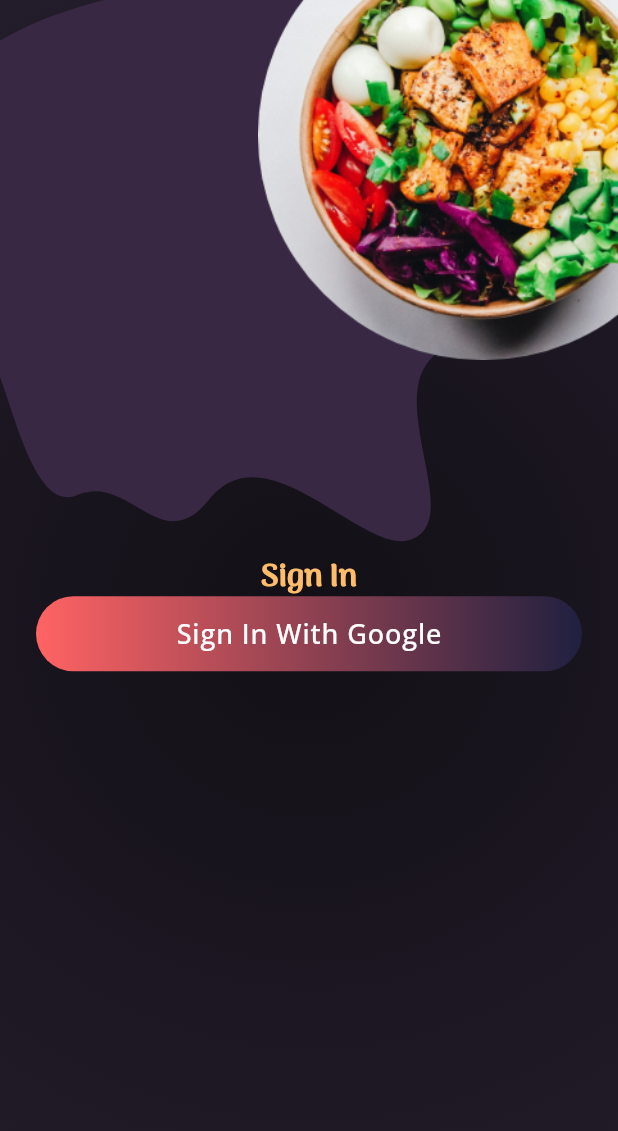
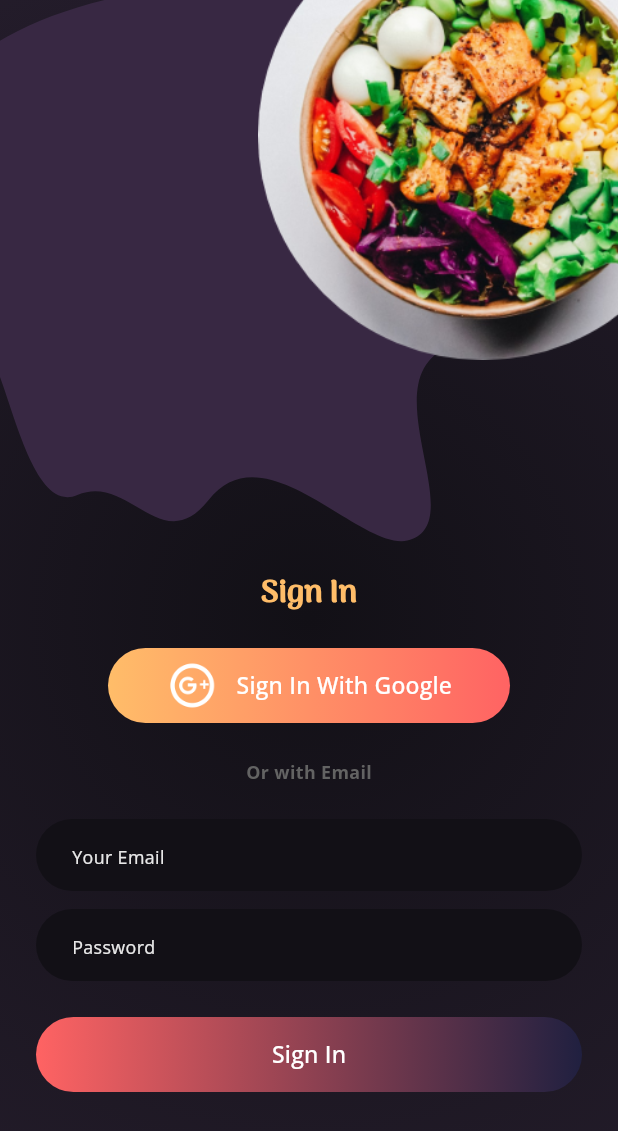
Before and after one commit to otobit-Arfaz/syouki_food_app, a Flutter app: the screen it shows after launch, on a phone screen of 412 x 824 dp. Shown: the top 1131 px of the screen. Run offline on Flutter 3.47's test engine with Material 2 defaults, Android fonts, the phone set to English and light mode, and no system bars.

Commit message:
Sign in Page UI updated

```diff
--- a/lib/components/fooda_button.dart
+++ b/lib/components/fooda_button.dart
@@ -47,9 +47,9 @@ class _FodaButtonState extends State<FodaButton> {
               : Row(
             mainAxisAlignment: MainAxisAlignment.center,
             children: [
-              if(widget.leadingIcon != null) Padding(padding: const EdgeInsets.only(right: AppTheme.elementSpacing * 0.25),
+              if(widget.leadingIcon != null) Padding(padding: const EdgeInsets.only(right: AppTheme.elementSpacing),
               child: widget.leadingIcon,),
-              Text(widget.title,style: Theme.of(context).textTheme.button),
+              Text(widget.title,style: Theme.of(context).textTheme.subtitle1),
             ],
           ),
         )
--- a/lib/constant/icon_path.dart
+++ b/lib/constant/icon_path.dart
@@ -0,0 +1,8 @@
+class IconPath {
+  static const String account = "assets/icons/account.png";
+  static const String favourite = "assets/icons/favourite.png";
+  static const String home = "assets/icons/home.png";
+  static const String search = "assets/icons/search.png";
+  static const String google = "assets/icons/google-plus.png";
+
+}
--- a/lib/constant/image_path.dart
+++ b/lib/constant/image_path.dart
@@ -3,5 +3,4 @@ class ImagePath {
   static const String avtar = "assets/images/avtar.png";
   static const String fry = "assets/images/fry.png";
   static const String salad = "assets/images/salad.png";
-
 }
--- a/lib/screens/authentication/authentication_view.dart
+++ b/lib/screens/authentication/authentication_view.dart
@@ -4,11 +4,15 @@ import 'package:flutter/material.dart';
 import 'package:syouki_app/components/amaoba_paint.dart';
 import 'package:syouki_app/components/app_scafffold.dart';
 import 'package:syouki_app/components/fooda_button.dart';
+import 'package:syouki_app/constant/icon_path.dart';
 import 'package:syouki_app/constant/image_path.dart';
 import 'package:syouki_app/screens/onboard/onboard_view.dart';
 import 'package:syouki_app/themes/app_theme.dart';
 
+enum AuthenticationViewState {signIn, signUp, comeBack}
+
 class AuthenticationView extends StatelessWidget {
+  // final AuthenticationViewState viewState;
   const AuthenticationView({Key? key}) : super(key: key);
 
   @override
@@ -29,23 +33,78 @@ class AuthenticationView extends StatelessWidget {
               ImagePath.salad,
               height: 300,
             ),
-
           ),
-       Padding(
-         padding: const EdgeInsets.all(AppTheme.cardPadding),
-         child: Center(
-          child: Column(
-            mainAxisAlignment: MainAxisAlignment.center,
-             crossAxisAlignment: CrossAxisAlignment.center,
-            children: [
-              const AuthHeader("Sign In"),
-              FodaButton(title: "Sign In With Google", onTap: () {})
-            ],
-      )
-    ),
-       )
+          SignInView(),
         ],
       ),
     );
   }
 }
+
+class SignInView extends StatelessWidget {
+  const SignInView({
+    Key? key,
+  }) : super(key: key);
+
+  @override
+  Widget build(BuildContext context) {
+    return Padding(
+      padding: const EdgeInsets.all(AppTheme.cardPadding),
+      child: Center(
+          child: Column(
+        mainAxisAlignment: MainAxisAlignment.end,
+        crossAxisAlignment: CrossAxisAlignment.center,
+        children: [
+          const AuthHeader("Sign In"),
+          const SizedBox(height: AppTheme.cardPadding),
+          Padding(
+            padding: const EdgeInsets.symmetric(
+                horizontal: AppTheme.cardPadding * 2),
+            child: FodaButton(
+                title: "Sign In With Google",
+                gradiant: const [AppTheme.orange, AppTheme.red],
+                leadingIcon: Image.asset(
+                  IconPath.google,
+                  color: AppTheme.white,
+                  height: 35,
+                ),
+                onTap: () {}),
+          ),
+          const SizedBox(height: AppTheme.cardPadding),
+          Text(
+            "Or with Email",
+            style: Theme.of(context).textTheme.bodyText2?.copyWith(
+                color: AppTheme.grey, fontWeight: FontWeight.w700),
+          ),
+          const SizedBox(height: AppTheme.cardPadding),
+          FoodaTextfield(
+            title: "Your Email",
+          ),
+          const SizedBox(height: AppTheme.elementSpacing),
+          FoodaTextfield(
+            title: "Password",
+          ),
+          const SizedBox(height: AppTheme.cardPadding),
+          FodaButton(title: "Sign In", onTap: () {}),
+          const SizedBox(height: AppTheme.cardPadding * 3),
+        ],
+      )),
+    );
+  }
+}
+
+class FoodaTextfield extends StatelessWidget {
+  final String title;
+
+  const FoodaTextfield({
+    Key? key,
+    required this.title,
+  }) : super(key: key);
+
+  @override
+  Widget build(BuildContext context) {
+    return TextField(
+      decoration: InputDecoration(hintText: title),
+    );
+  }
+}
--- a/lib/themes/app_theme.dart
+++ b/lib/themes/app_theme.dart
@@ -12,6 +12,7 @@ class AppTheme {
   static const Color blackLight = Color(0xFF292031);
 
   static const double buttonHeight = 50;
+
   static Size size(BuildContext context) => MediaQuery.of(context).size;
 
   //colors
@@ -23,7 +24,6 @@ class AppTheme {
   static const Color darkBlue = Color(0xFF202040);
   static const Color grey = Color(0xFF636363);
   static const Color darkBlueLight = Color(0xFF382843);
-
 
   //Text theme
   static TextTheme textTheme = const TextTheme(
@@ -134,9 +134,25 @@ class AppTheme {
     inputDecorationTheme: InputDecorationTheme(
       fillColor: black,
       filled: true,
-          border: OutlineInputBorder(borderRadius: cardRadius)
+      labelStyle: textTheme.bodyText2,
+      hintStyle: textTheme.bodyText2?.copyWith(
+        color: AppTheme.white.withOpacity(0.9)
       ),
-      primaryIconTheme : const IconThemeData(
+      contentPadding:
+          const EdgeInsets.symmetric(horizontal: AppTheme.cardPadding),
+      border: OutlineInputBorder(
+          borderSide: const BorderSide(color: Colors.transparent),
+          borderRadius: BorderRadius.circular(99)),
+      focusedBorder: OutlineInputBorder(
+        borderSide: const BorderSide(color: Colors.transparent),
+        borderRadius: BorderRadius.circular(99),
+      ),
+      enabledBorder: OutlineInputBorder(
+        borderSide: const BorderSide(color: Colors.transparent),
+        borderRadius: BorderRadius.circular(99),
+      ),
+    ),
+    primaryIconTheme: const IconThemeData(
       color: white,
     ),
     visualDensity: VisualDensity.adaptivePlatformDensity,
```
Also changed, not shown: assets/icons/google-plus.svg (deleted). Lines whose indentation alone changed are shown as unchanged.
